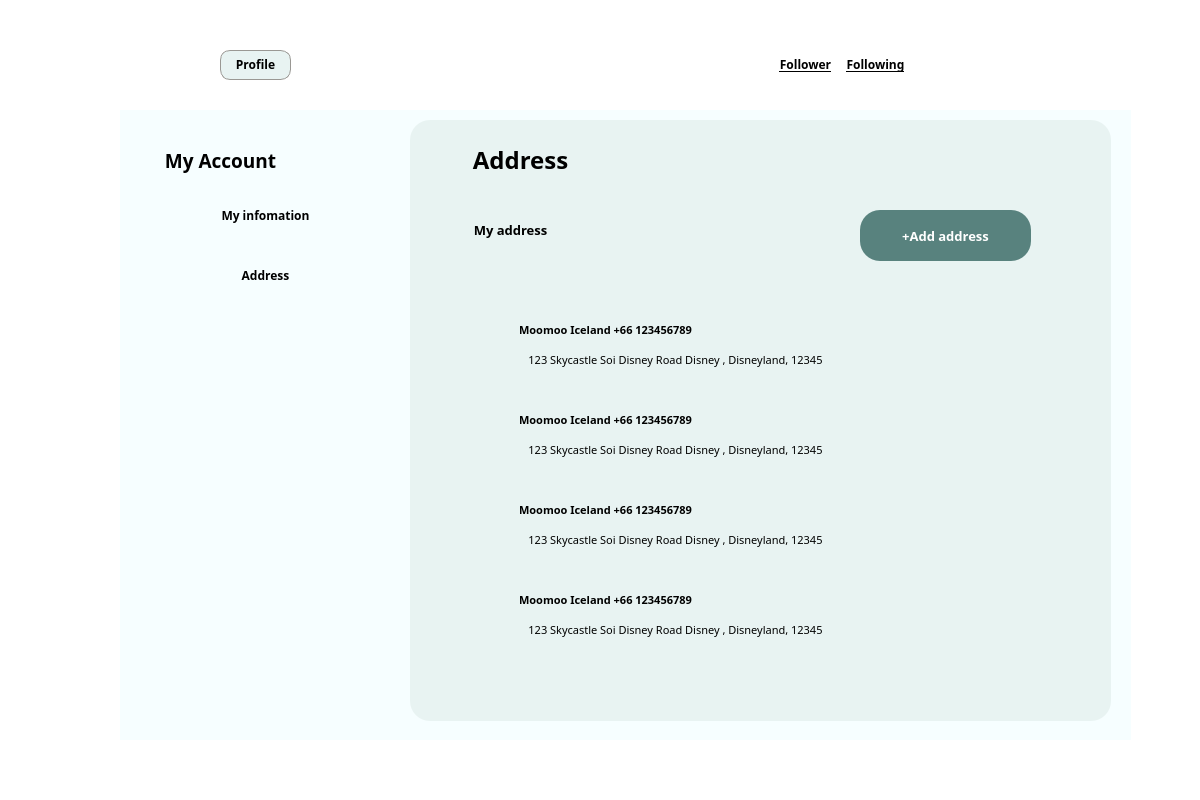
m0owo/Curate, file frontend/src/pages/qt_designer/profile_address.ui: the form before one commit.
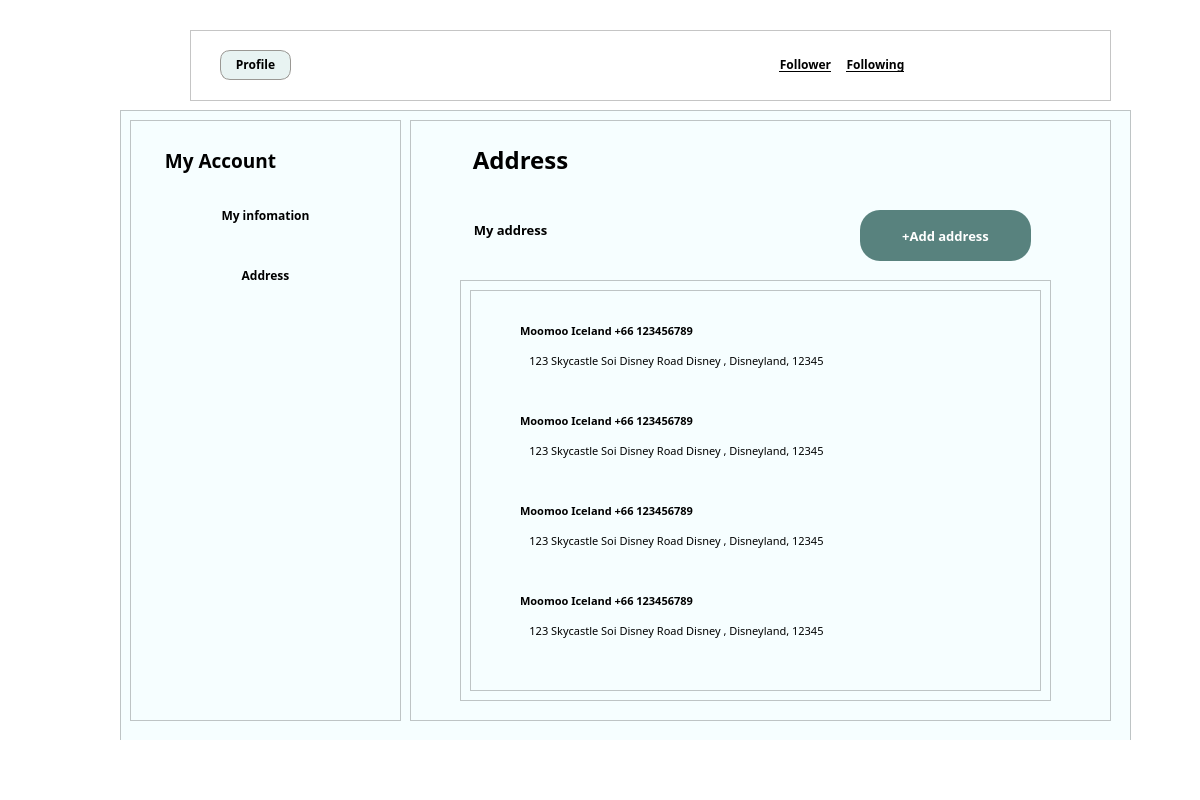
The form after the commit. Icons and pictures are not drawn.

Commit message: Update UI in profile page

The edit to the form file:
```diff
--- a/frontend/src/pages/qt_designer/profile_address.ui
+++ b/frontend/src/pages/qt_designer/profile_address.ui
@@ -14,7 +14,13 @@
    <string>Dialog</string>
   </property>
   <property name="styleSheet">
-   <string notr="true">background-color: white;  border: None;</string>
+   <string notr="true">QDialog{	
+	background-color: white;  	
+	border: None;
+}
+QPushButton{
+	border: None;
+}</string>
   </property>
   <widget class="QWidget" name="header" native="true">
    <property name="geometry">
@@ -426,7 +432,14 @@
       </rect>
      </property>
      <property name="styleSheet">
-      <string notr="true">background-color: rgb(232,243,242); border-radius: 20px;</string>
+      <string notr="true">QLabel{
+	color: black;
+}
+QPushButton{
+	 background-color: rgb(88,130,126); 
+	color:white;
+	border-radius: 20px;
+}</string>
      </property>
      <property name="frameShape">
       <enum>QFrame::StyledPanel</enum>
@@ -554,8 +567,8 @@
          <rect>
           <x>0</x>
           <y>0</y>
-          <width>571</width>
-          <height>401</height>
+          <width>569</width>
+          <height>399</height>
          </rect>
         </property>
         <widget class="QWidget" name="widget" native="true">
```
Left out of the diff: 2 changed lines with no effect on the pictures. The commit also changes 12 other files.
